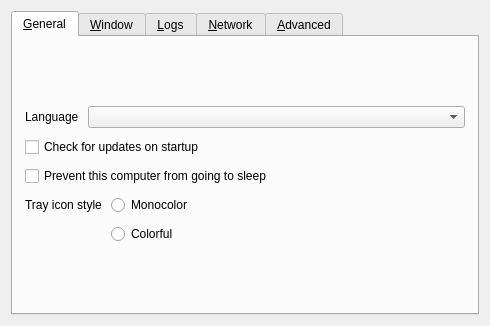
Before: the Qt Designer form src/lib/gui/dialogs/SettingsDialog.ui in RimoraStudio/Aether, drawn with Qt 5.
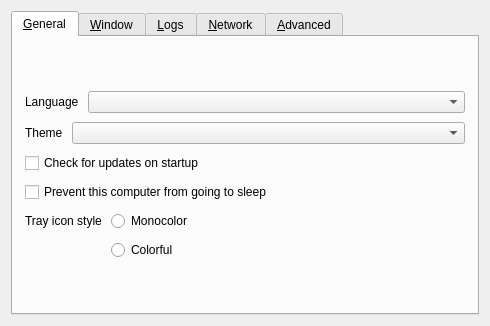
After: the same form once the commit is applied. Icons and pictures are not drawn.

What changed in the file:
```diff
--- a/src/lib/gui/dialogs/SettingsDialog.ui
+++ b/src/lib/gui/dialogs/SettingsDialog.ui
@@ -78,6 +78,26 @@
          </item>
         </layout>
        </item>
+       <item>
+        <layout class="QHBoxLayout" name="horizontalLayout_theme">
+         <item>
+          <widget class="QLabel" name="lblTheme">
+           <property name="sizePolicy">
+            <sizepolicy hsizetype="Maximum" vsizetype="Preferred">
+             <horstretch>0</horstretch>
+             <verstretch>0</verstretch>
+            </sizepolicy>
+           </property>
+           <property name="text">
+            <string>Theme</string>
+           </property>
+          </widget>
+         </item>
+         <item>
+          <widget class="QComboBox" name="comboTheme"/>
+         </item>
+        </layout>
+       </item>
        <item>
         <widget class="QCheckBox" name="cbAutoUpdate">
          <property name="text">
```
